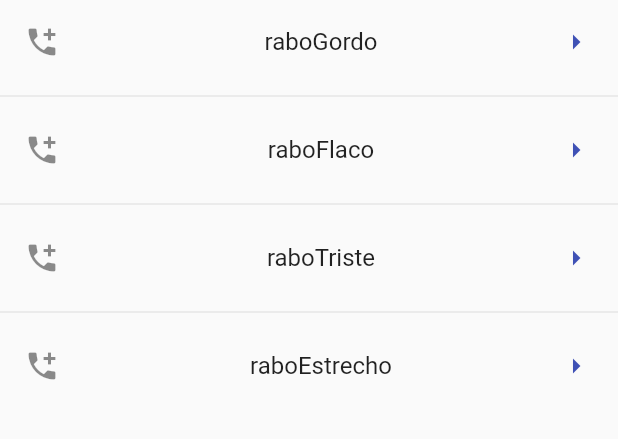
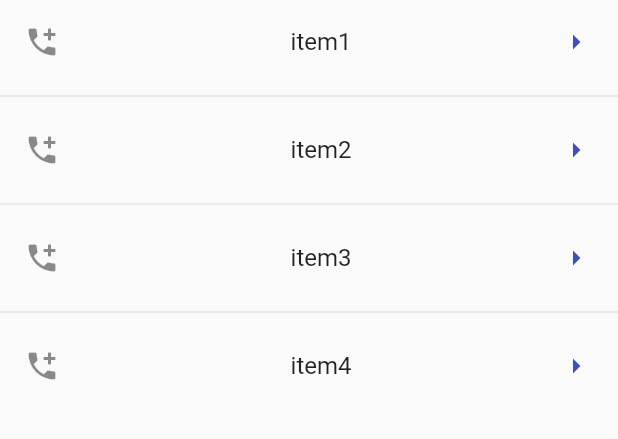
Before and after one commit to wikilift/FlutterFirsContact, a Flutter app: the ListView2Screen screen opened by its route, on a phone screen of 412 x 824 dp, the part 84-523 px from its top. Run offline on Flutter 3.47's test engine with Material 2 defaults, Android fonts, the light colour scheme and no system bars.

Commit message:
Update listview2_screen.dart

```diff
--- a/widget_gallery/lib/screens/listview2_screen.dart
+++ b/widget_gallery/lib/screens/listview2_screen.dart
@@ -2,7 +2,7 @@ import 'package:flutter/material.dart';
 
 class ListView2Screen extends StatelessWidget {
   const ListView2Screen({Key? key}) : super(key: key);
-  final list = const ["raboGordo", "raboFlaco", "raboTriste", "raboEstrecho"];
+  final list = const ["item1", "item2", "item3", "item4"];
   @override
   Widget build(BuildContext context) {
     return Scaffold(
```
